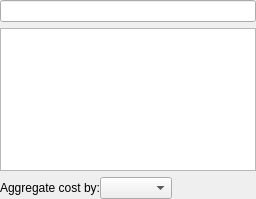
Above: src/resultsbottomuppage.ui from KDAB/hotspot before the change. Below: the same form after it.
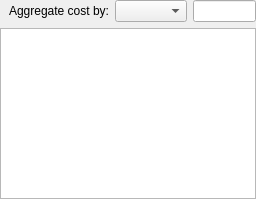
That is the form after the change.

Commit message:
Save space by merging the cost aggregation next to the search line
We can save quite some vertical space by reusing the empty space
next to the search line for the new cost aggregation combo box.

```diff
--- a/src/resultsbottomuppage.ui
+++ b/src/resultsbottomuppage.ui
@@ -26,35 +26,9 @@
    <property name="bottomMargin">
     <number>0</number>
    </property>
-   <item>
-    <widget class="QLineEdit" name="bottomUpSearch">
-     <property name="toolTip">
-      <string>Filter the call graph tree.</string>
-     </property>
-    </widget>
-   </item>
-   <item>
-    <widget class="QTreeView" name="bottomUpTreeView">
-     <property name="alternatingRowColors">
-      <bool>true</bool>
-     </property>
-     <property name="uniformRowHeights">
-      <bool>true</bool>
-     </property>
-     <property name="sortingEnabled">
-      <bool>true</bool>
-     </property>
-    </widget>
-   </item>
    <item>
     <widget class="QWidget" name="widget" native="true">
      <layout class="QHBoxLayout" name="horizontalLayout_2">
-      <property name="spacing">
-       <number>0</number>
-      </property>
-      <property name="leftMargin">
-       <number>0</number>
-      </property>
       <property name="topMargin">
        <number>0</number>
       </property>
@@ -87,9 +61,29 @@
         </property>
        </spacer>
       </item>
+      <item>
+       <widget class="QLineEdit" name="bottomUpSearch">
+        <property name="toolTip">
+         <string>Filter the call graph tree.</string>
+        </property>
+       </widget>
+      </item>
      </layout>
     </widget>
    </item>
+   <item>
+    <widget class="QTreeView" name="bottomUpTreeView">
+     <property name="alternatingRowColors">
+      <bool>true</bool>
+     </property>
+     <property name="uniformRowHeights">
+      <bool>true</bool>
+     </property>
+     <property name="sortingEnabled">
+      <bool>true</bool>
+     </property>
+    </widget>
+   </item>
   </layout>
  </widget>
  <resources/>
```
Left out of the diff: 3 changed lines with no effect on the pictures.
